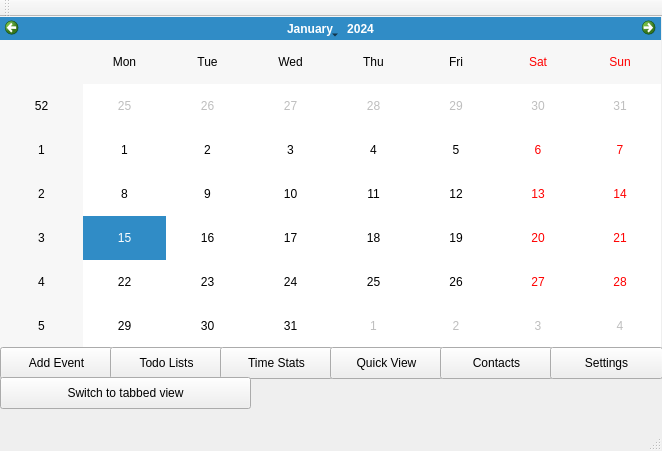
Above: Calendar/mainwindow.ui from oscarl1127/CSUSM_CS441_Project before the change. Below: the same form after it.
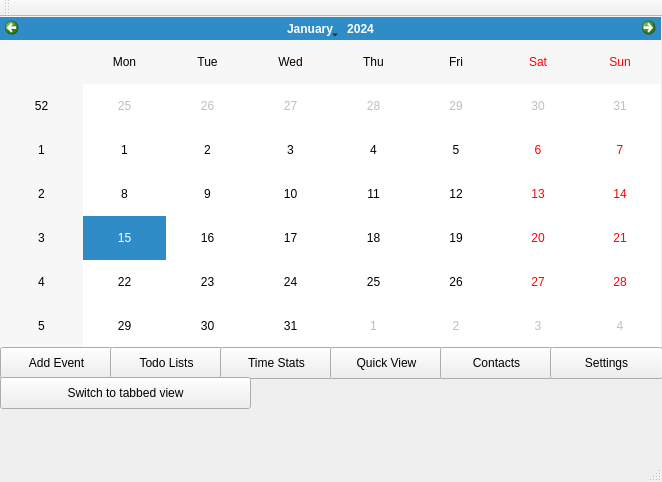
That is the form after the change.

The edit to the form file:
```diff
--- a/Calendar/mainwindow.ui
+++ b/Calendar/mainwindow.ui
@@ -7,7 +7,7 @@
     <x>0</x>
     <y>0</y>
     <width>662</width>
-    <height>451</height>
+    <height>482</height>
    </rect>
   </property>
   <property name="windowTitle">
```
